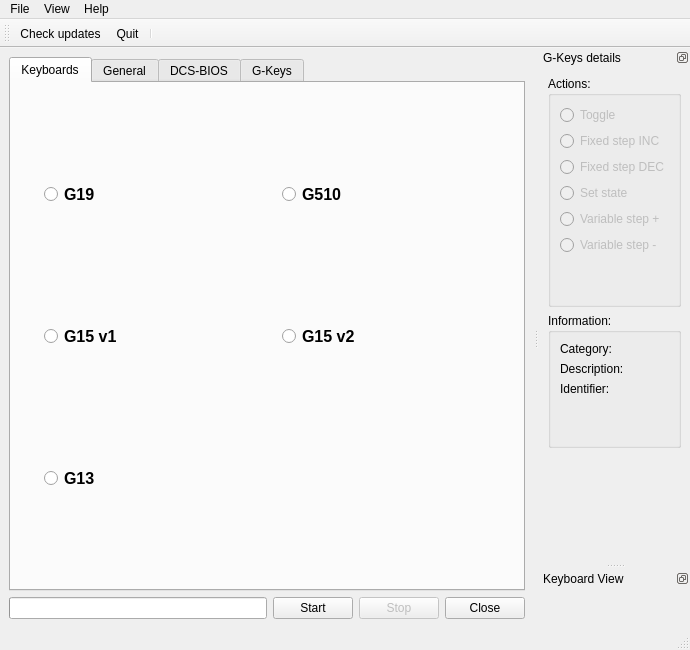
This is dcspy/ui/qtdcs.ui in emcek/dcspy as Qt 5 draws it before an edit. The edited form follows.
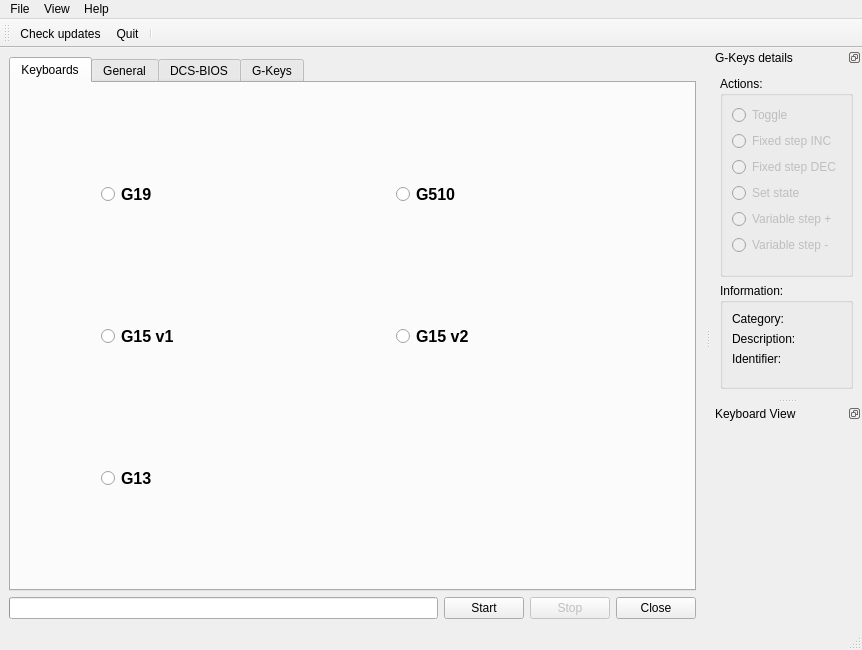
This is the edited form. Icons and pictures are not drawn.

Diff of the .ui file:
```diff
--- a/dcspy/ui/qtdcs.ui
+++ b/dcspy/ui/qtdcs.ui
@@ -6,7 +6,7 @@
    <rect>
     <x>0</x>
     <y>0</y>
-    <width>690</width>
+    <width>862</width>
     <height>650</height>
    </rect>
   </property>
@@ -651,7 +651,7 @@
     <rect>
      <x>0</x>
      <y>0</y>
-     <width>690</width>
+     <width>862</width>
      <height>22</height>
     </rect>
    </property>
@@ -705,6 +705,18 @@
    <addaction name="separator"/>
   </widget>
   <widget class="QDockWidget" name="dw_gkeys">
+   <property name="minimumSize">
+    <size>
+     <width>150</width>
+     <height>350</height>
+    </size>
+   </property>
+   <property name="maximumSize">
+    <size>
+     <width>524287</width>
+     <height>350</height>
+    </size>
+   </property>
    <property name="floating">
     <bool>false</bool>
    </property>
@@ -868,19 +880,6 @@
        </layout>
       </widget>
      </item>
-     <item>
-      <spacer name="verticalSpacer_5">
-       <property name="orientation">
-        <enum>Qt::Vertical</enum>
-       </property>
-       <property name="sizeHint" stdset="0">
-        <size>
-         <width>20</width>
-         <height>40</height>
-        </size>
-       </property>
-      </spacer>
-     </item>
     </layout>
    </widget>
   </widget>
```
